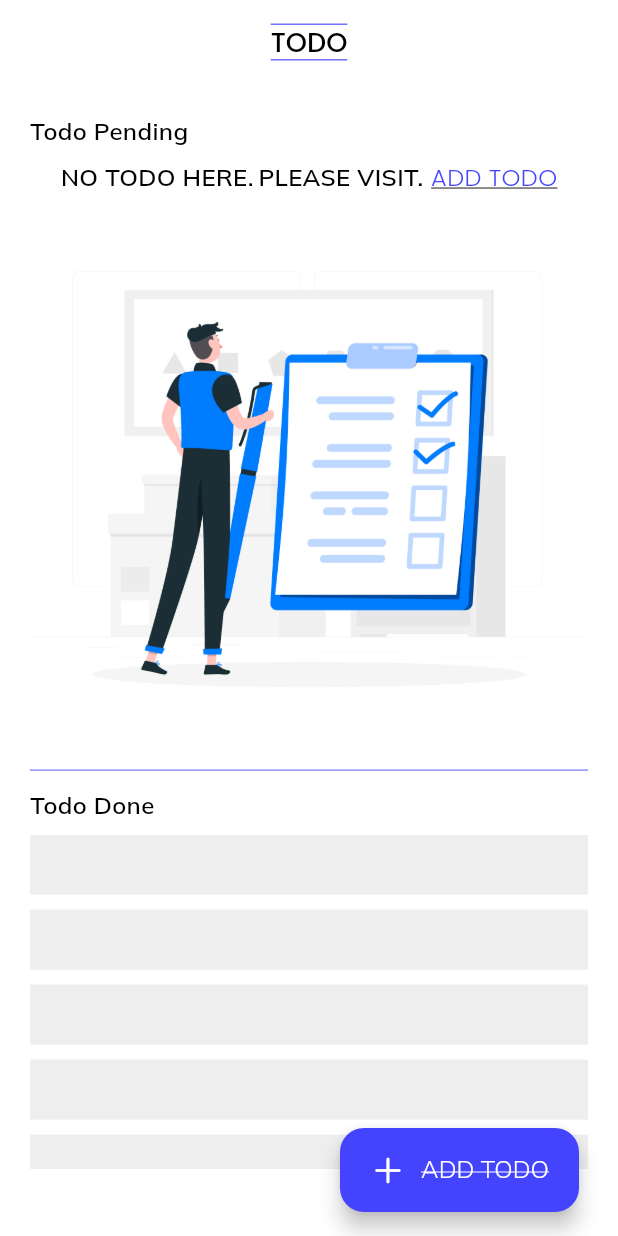
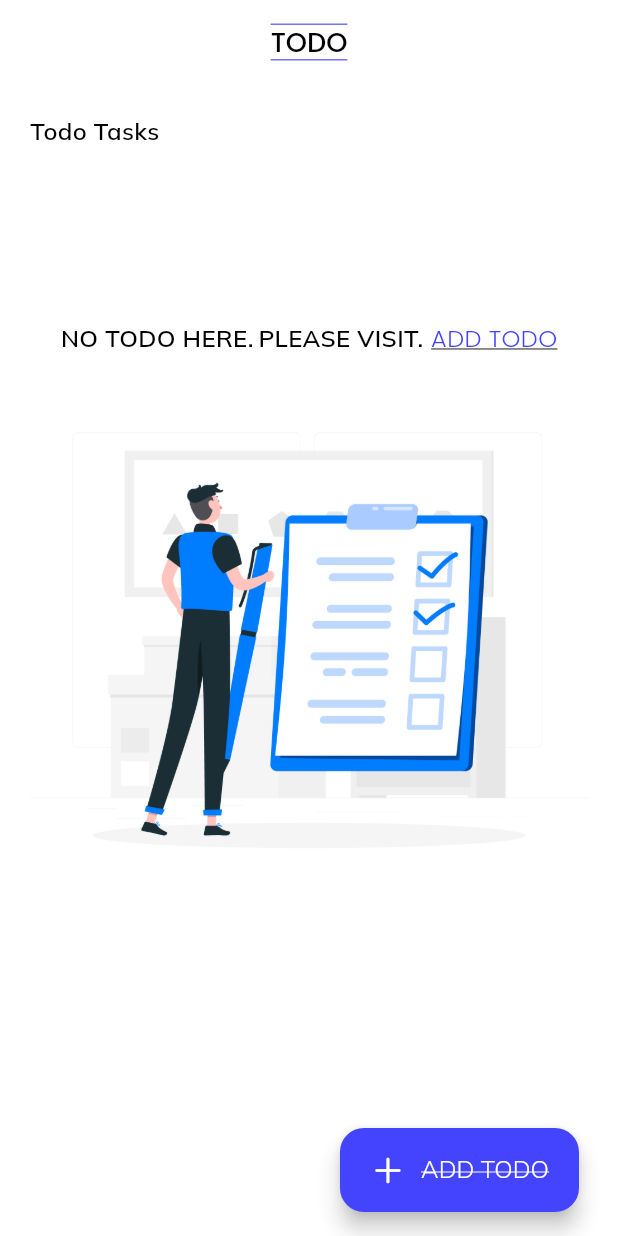
Before and after one commit to imziaafridi/IsarTodoBloc, a Flutter app: the screen it shows after launch, on a phone screen of 412 x 824 dp. Run offline on Flutter 3.47's test engine with Material 3 defaults, Android fonts, the phone set to English and light mode, and no system bars; our stand-ins replace bloc, equatable, flutter_bloc, flutter_slidable, isar; accounts and stored records are empty; generated files the repository leaves out were written again.

```diff
--- a/lib/todo/todo_screen.dart
+++ b/lib/todo/todo_screen.dart
@@ -2,6 +2,7 @@
 
 import 'package:flutter/cupertino.dart';
 import 'package:flutter/material.dart';
+import 'package:flutter/widgets.dart';
 import 'package:flutter_bloc/flutter_bloc.dart';
 import 'package:flutter_slidable/flutter_slidable.dart';
 import 'package:todo_app/bloc/bloc_export.dart';
@@ -67,39 +68,40 @@
           crossAxisAlignment: CrossAxisAlignment.start,
           children: [
             const CustomText(
-              text: 'Todo Pending',
+              text: 'Todo Tasks',
             ),
             8.ph,
             SizedBox(
-              height: mQuerySize.height / 2.1,
+              // color: AppPaint.YELLOW_LIGHT,
+              height: mQuerySize.height / 1.33,
               width: double.infinity,
               child: TodoPendingView(tFieldVal: _tFieldVal),
             ),
+
             // todo done
-            6.ph,
-            const Divider(
-              color: AppPaint.BLUE_DARK,
-              thickness: .6,
-            ),
-            4.ph,
-
-            const CustomText(
-              text: 'Todo Done',
-            ),
-            8.ph,
-            SizedBox(
-              height: mQuerySize.height / 3.7,
-              child: ListView.builder(
-                itemCount: 10,
-                itemBuilder: (context, index) {
-                  return Container(
-                    height: 40,
-                    width: double.infinity,
-                    color: AppPaint.GREY_LIGHT,
-                  ).padBottom(pad: 10);
-                },
-              ),
-            ),
+            // 6.ph,
+            // const Divider(
+            //   color: AppPaint.BLUE_DARK,
+            //   thickness: .6,
+            // ),
+            // 4.ph,
+            // const CustomText(
+            //   text: 'Todo Done',
+            // ),
+            // 8.ph,
+            // SizedBox(
+            //   height: mQuerySize.height / 3.7,
+            //   child: ListView.builder(
+            //     itemCount: 10,
+            //     itemBuilder: (context, index) {
+            //       return Container(
+            //         height: 40,
+            //         width: double.infinity,
+            //         color: AppPaint.GREY_LIGHT,
+            //       ).padBottom(pad: 10);
+            //     },
+            //   ),
+            // ),
           ],
         ).padOnly(left: 20, right: 20, top: 20, bottom: 0),
       ),
```
